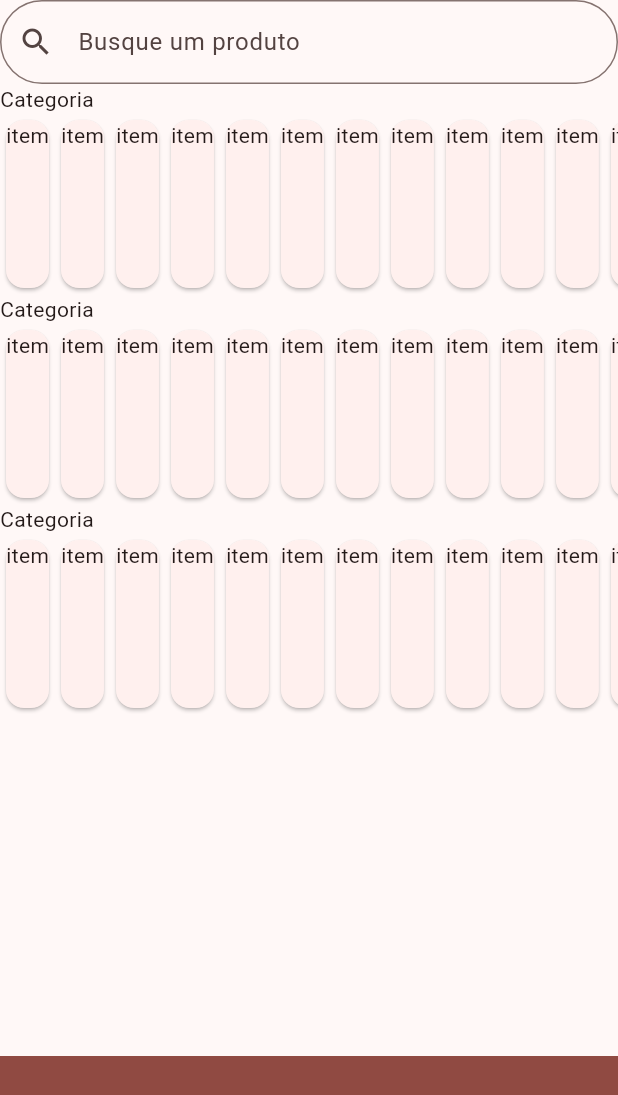
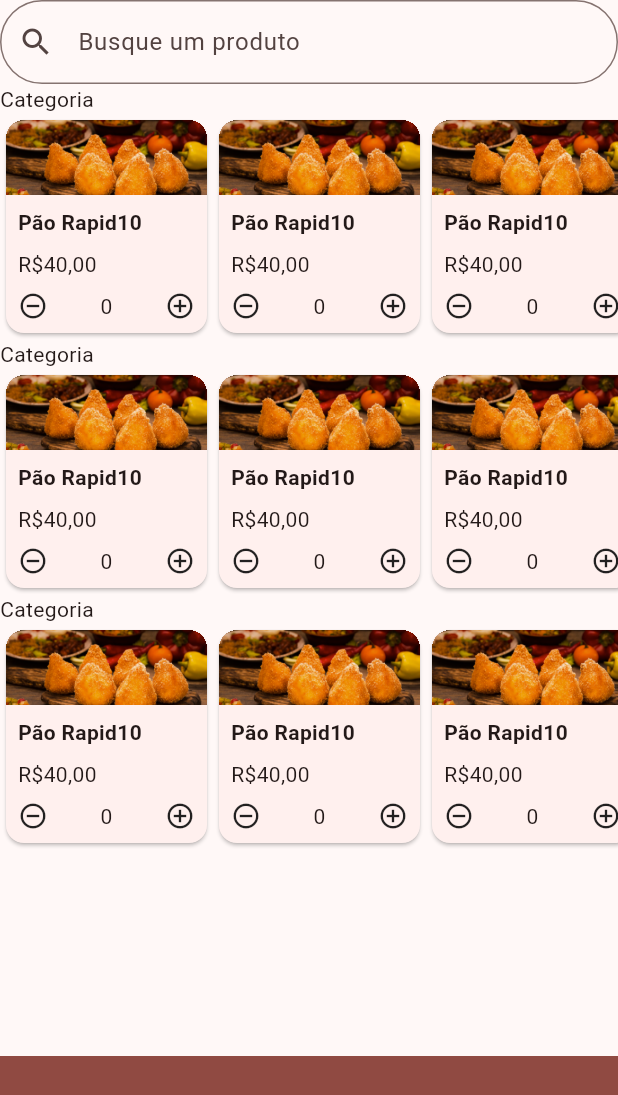
Before and after one commit to ikyrie/dev_panucci_delivery, a Flutter app: the screen it shows after launch, on a phone screen of 412 x 824 dp. Shown: the top 1095 px of the screen. Run offline on Flutter 3.47's test engine with Material 2 defaults, Android fonts, the phone set to English and light mode, and no system bars.

Commit message:
Montando os cartões

```diff
--- /dev/null
+++ b/lib/components/cartao.dart
@@ -0,0 +1,45 @@
+import 'package:flutter/material.dart';
+import 'package:panucci_delivery/components/contador.dart';
+
+class Cartao extends StatelessWidget {
+const Cartao({ Key? key }) : super(key: key);
+
+  @override
+  Widget build(BuildContext context){
+    return Card(
+      clipBehavior: Clip.hardEdge,
+      child: ConstrainedBox(
+        constraints: const BoxConstraints(maxWidth: 134),
+        child: Column(
+          crossAxisAlignment: CrossAxisAlignment.start,
+          children: <Widget>[
+            const Image(
+              image: AssetImage("assets/images/coxinhas.png"),
+              width: double.infinity,
+              height: 50,
+              fit: BoxFit.cover,
+            ),
+            Padding(
+              padding: const EdgeInsets.all(8.0),
+              child: Column(
+                crossAxisAlignment: CrossAxisAlignment.start,
+                children: const <Widget>[
+                  Padding(
+                    padding: EdgeInsets.only(bottom: 8.0),
+                    child: Text("Pão Rapid10", style: TextStyle(fontWeight: FontWeight.w600),),
+                  ),
+                  Padding(
+                    padding: EdgeInsets.only(bottom: 8.0),
+                    child: Text("R\$40,00"),
+                  ),
+                  Contador(),
+                ],
+              ),
+            ),
+
+          ],
+        ),
+      ),
+    );
+  }
+}
--- /dev/null
+++ b/lib/components/contador.dart
@@ -0,0 +1,41 @@
+import 'package:flutter/material.dart';
+
+class Contador extends StatefulWidget {
+const Contador({ Key? key }) : super(key: key);
+
+  @override
+  State<Contador> createState() => _ContadorState();
+}
+
+class _ContadorState extends State<Contador> {
+  int _counter = 0;
+  @override
+  Widget build(BuildContext context){
+    return Row(
+      mainAxisAlignment: MainAxisAlignment.spaceBetween,
+      children: <Widget>[
+        InkWell(
+          borderRadius: BorderRadius.circular(20),
+          onTap: () {
+            setState(() {
+              if(_counter > 0) {
+                _counter--;
+              }
+            });
+          },
+          child: const Icon(Icons.remove_circle_outline, size: 20,),
+        ),
+        Text(_counter.toString()),
+        InkWell(
+          borderRadius: BorderRadius.circular(20),
+          onTap: () {
+            setState(() {
+              _counter++;
+            });
+          },
+          child: const Icon(Icons.add_circle_outline, size: 20,),
+        ),
+      ],
+    );
+  }
+}
--- a/lib/screens/home.dart
+++ b/lib/screens/home.dart
@@ -1,4 +1,5 @@
 import 'package:flutter/material.dart';
+import 'package:panucci_delivery/components/cartao.dart';
 
 import '../components/search_input.dart';
 
@@ -14,19 +15,19 @@ class Home extends StatelessWidget {
           slivers: <Widget>[
             SliverToBoxAdapter(
                 child: SearchInput(searchTextController: searchTextController)),
-            SliverToBoxAdapter(child: Text("Categoria")),
-            SliverToBoxAdapter(child: Container(height: 120, child: ListView.builder(itemBuilder: (index, context){return Card(child: Text('item'),);}, scrollDirection: Axis.horizontal, itemCount: 20,),),),
-            SliverToBoxAdapter(child: Text("Categoria")),
-            SliverToBoxAdapter(child: Container(height: 120, child: ListView.builder(itemBuilder: (index, context){return Card(child: Text('item'),);}, scrollDirection: Axis.horizontal, itemCount: 20,),),),
-            SliverToBoxAdapter(child: Text("Categoria")),
-            SliverToBoxAdapter(child: Container(height: 120, child: ListView.builder(itemBuilder: (index, context){return Card(child: Text('item'),);}, scrollDirection: Axis.horizontal, itemCount: 20,),),),
+            const SliverToBoxAdapter(child: Text("Categoria")),
+            SliverToBoxAdapter(child: ConstrainedBox(constraints: const BoxConstraints(maxHeight: 150), child: ListView.builder(itemBuilder: (index, context){return const Cartao();}, scrollDirection: Axis.horizontal, itemCount: 10,),),),
+            const SliverToBoxAdapter(child: Text("Categoria")),
+            SliverToBoxAdapter(child: ConstrainedBox(constraints: const BoxConstraints(maxHeight: 150), child: ListView.builder(itemBuilder: (index, context){return const Cartao();}, scrollDirection: Axis.horizontal, itemCount: 10,),),),
+            const SliverToBoxAdapter(child: Text("Categoria")),
+            SliverToBoxAdapter(child: ConstrainedBox(constraints: const BoxConstraints(maxHeight: 150), child: ListView.builder(itemBuilder: (index, context){return const Cartao();}, scrollDirection: Axis.horizontal, itemCount: 10,),),),
             SliverFillRemaining(
               hasScrollBody: false,
               child: Align(
                 alignment: Alignment.bottomCenter,
                 child: Container(
                   height: 120,
-                  padding: EdgeInsets.all(16),
+                  padding: const EdgeInsets.all(16),
                   decoration: BoxDecoration(color: Theme.of(context).colorScheme.surfaceTint),
                 ),
               ),
--- a/pubspec.yaml
+++ b/pubspec.yaml
@@ -57,6 +57,8 @@ flutter:
   # included with your application, so that you can use the icons in
   # the material Icons class.
   uses-material-design: true
+  assets:
+    - assets/images/coxinhas.png
 
   # To add assets to your application, add an assets section, like this:
   # assets:
```
Also changed, not shown: assets/images/coxinhas.png (added), 1 other file.
